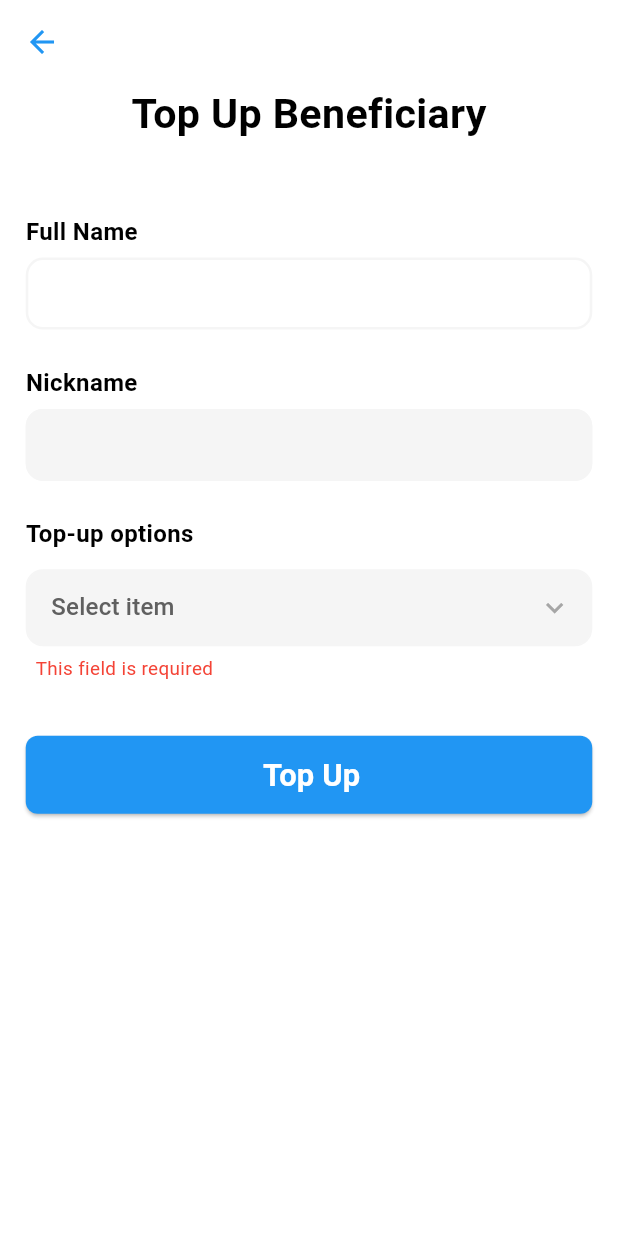
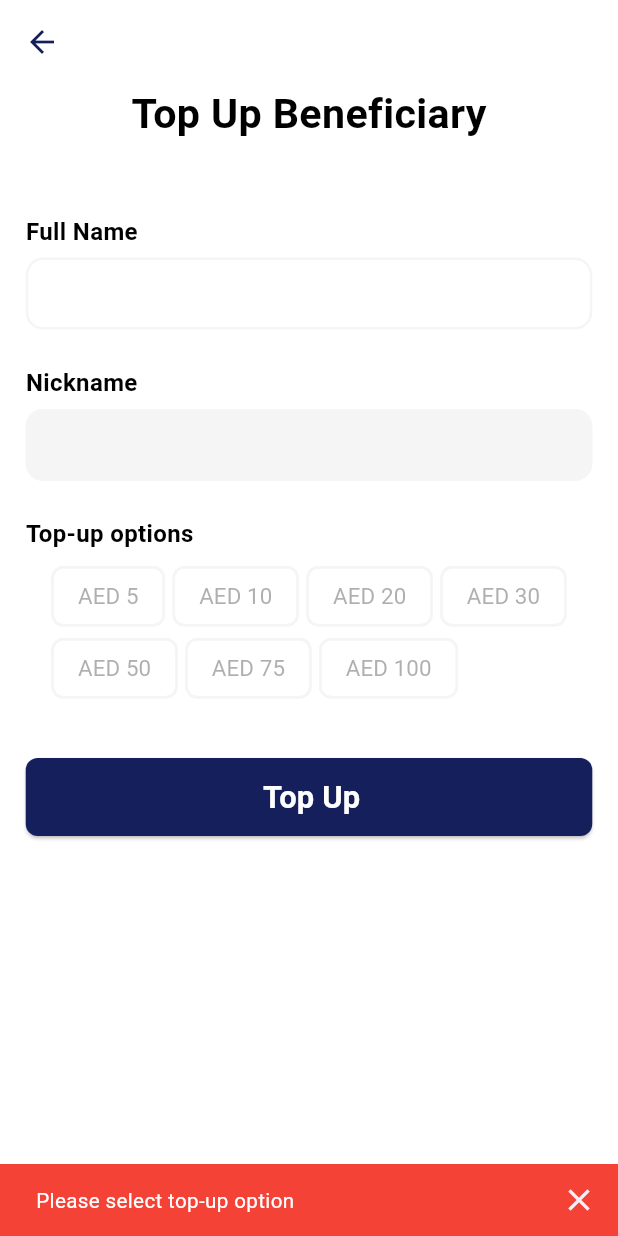
Before and after one commit to tjava/top-up-test, a Flutter app: the TopUpPage screen opened directly with empty values, after a tap on "Top Up", on a phone screen of 412 x 824 dp. Run offline on Flutter 3.47's test engine with Material 3 defaults, Android fonts, the phone set to English and light mode, and no system bars; our stand-ins replace auto_route, bloc, dartz, equatable, flutter_bloc, flutter_screenutil and 3 more; accounts and stored records are empty.

Commit message:
small update

```diff
--- a/lib/core/constants/colors_constant.dart
+++ b/lib/core/constants/colors_constant.dart
@@ -7,4 +7,4 @@ const lightGrey = Color(0xFFA6A6A6);
 const deepGrey = Color(0xFF606060);
 const green = Color(0xFF00c056);
 const red = Colors.red;
-const blue = Colors.blue;
+const blue = Color.fromRGBO(20, 31, 91, 1.0);
--- a/lib/features/home/presentation/cubits/create_transaction/create_transaction_cubit.dart
+++ b/lib/features/home/presentation/cubits/create_transaction/create_transaction_cubit.dart
@@ -25,7 +25,7 @@ class CreateTransactionCubit extends Cubit<CreateTransactionState> {
     emit(const Loading());
 
     if ((int.parse(extractAmount(transactionEntity.topUpOption)) + cherges) > currentBalance) {
-      emit(const Error('insufficient funds'));
+      emit(const Error('Insufficient funds'));
       return;
     }
     final result = await createTransactionUsecase(transactionEntity);
--- a/lib/features/home/presentation/pages/top_up_page.dart
+++ b/lib/features/home/presentation/pages/top_up_page.dart
@@ -7,12 +7,12 @@ import 'package:top_up_test/core/utils/context_extension.dart';
 import 'package:top_up_test/core/utils/snack_bar.dart';
 import 'package:top_up_test/core/utils/uuid_generator.dart';
 import 'package:top_up_test/core/widgets/column_sized_box.dart';
-import 'package:top_up_test/core/widgets/drop_down_form.dart';
 import 'package:top_up_test/core/widgets/generic_button.dart';
 import 'package:top_up_test/core/widgets/generic_text.dart';
 import 'package:top_up_test/core/widgets/generic_text_form_field.dart';
 import 'package:top_up_test/features/home/domain/entities/transaction_entity.dart';
 import 'package:top_up_test/features/home/presentation/cubits/create_transaction/create_transaction_cubit.dart';
+import 'package:top_up_test/features/home/presentation/widgets/top_up_options.dart';
 import 'package:top_up_test/features/user/domain/entities/user_entity.dart';
 import 'package:top_up_test/locator/locate.dart';
 
@@ -34,15 +34,15 @@ class _TopUpPageState extends State<TopUpPage> {
   late GlobalKey<FormState> _formKey;
   late FocusScopeNode _focusNode;
 
-  final List<DropDownItem> _topUpOptions = const [
-    DropDownItem(title: 'AED 5'),
-    DropDownItem(title: 'AED 10'),
-    DropDownItem(title: 'AED 20'),
-    DropDownItem(title: 'AED 30'),
-    DropDownItem(title: 'AED 50'),
-    DropDownItem(title: 'AED 75'),
-    DropDownItem(title: 'AED 100'),
-  ];
+  // final List<DropDownItem> _topUpOptions = const [
+  //   DropDownItem(title: 'AED 5'),
+  //   DropDownItem(title: 'AED 10'),
+  //   DropDownItem(title: 'AED 20'),
+  //   DropDownItem(title: 'AED 30'),
+  //   DropDownItem(title: 'AED 50'),
+  //   DropDownItem(title: 'AED 75'),
+  //   DropDownItem(title: 'AED 100'),
+  // ];
   String? _topUpValue;
 
   @override
@@ -112,12 +112,12 @@ class _TopUpPageState extends State<TopUpPage> {
                             weight: FontWeight.w700,
                           ),
                           ColumnSizedBox(40.h),
-                          Column(
-                            crossAxisAlignment: CrossAxisAlignment.start,
-                            children: [
-                              const GenericText(
+                          const Align(
+                            alignment: Alignment.centerLeft,
+                            child: GenericText(
                               text: 'Full Name',
                               weight: FontWeight.w700,
+                            ),
                           ),
                           ColumnSizedBox(5.h),
                           GenericTextFormField(
@@ -126,15 +126,13 @@ class _TopUpPageState extends State<TopUpPage> {
                             isBusy: true,
                             inputType: TextInputType.text,
                           ),
-                            ],
-                          ),
                           ColumnSizedBox(20.h),
-                          Column(
-                            crossAxisAlignment: CrossAxisAlignment.start,
-                            children: [
-                              const GenericText(
+                          const Align(
+                            alignment: Alignment.centerLeft,
+                            child: GenericText(
                               text: 'Nickname',
                               weight: FontWeight.w700,
+                            ),
                           ),
                           ColumnSizedBox(5.h),
                           GenericTextFormField(
@@ -143,27 +141,29 @@ class _TopUpPageState extends State<TopUpPage> {
                             isBusy: true,
                             inputType: TextInputType.text,
                           ),
-                            ],
-                          ),
                           ColumnSizedBox(20.h),
-                          Column(
-                            crossAxisAlignment: CrossAxisAlignment.start,
-                            children: [
-                              const GenericText(
+                          const Align(
+                            alignment: Alignment.centerLeft,
+                            child: GenericText(
                               text: 'Top-up options',
                               weight: FontWeight.w700,
                             ),
+                          ),
                           ColumnSizedBox(5.h),
-                              DropDownForm(
-                                items: _topUpOptions,
-                                selected:
-                                    _topUpValue == null ? null : DropDownItem(title: _topUpValue!),
-                                onChange: (String value) {
-                                  _topUpValue = value;
+                          // DropDownForm(
+                          //   items: _topUpOptions,
+                          //   selected:
+                          //       _topUpValue == null ? null : DropDownItem(title: _topUpValue!),
+                          //   onChange: (String value) {
+                          //     _topUpValue = value;
+                          //     setState(() {});
+                          //   },
+                          // ),
+                          TopUpOptions(
+                            onChange: (option) {
+                              _topUpValue = option;
                               setState(() {});
                             },
-                              ),
-                            ],
                           ),
                           ColumnSizedBox(30.h),
                           GenericButton(
@@ -178,9 +178,16 @@ class _TopUpPageState extends State<TopUpPage> {
                             isBusy: state is Loading ? true : false,
                             fulCurve: false,
                             onClick: () async {
-                              if (_formKey.currentState?.validate() ?? false) {
-                                _focusNode.unfocus();
-                                if (_topUpValue == null || _topUpValue == '') return;
+                              if (_topUpValue == null || _topUpValue == '') {
+                                ScaffoldMessenger.of(context).showSnackBar(
+                                  showSnackBar(
+                                    context: context,
+                                    message: 'Please select top-up option',
+                                    color: red,
+                                  ),
+                                );
+                                return;
+                              }
                               _createTransactionCubit.createTransaction(
                                 transactionEntity: TransactionEntity(
                                   uuid: generateUuid(),
@@ -190,7 +197,6 @@ class _TopUpPageState extends State<TopUpPage> {
                                 ),
                                 currentBalance: context.currentUser!.accountBalance,
                               );
-                              }
                             },
                           ),
                           ColumnSizedBox(20.h),
--- a/lib/features/home/presentation/widgets/recharge_card.dart
+++ b/lib/features/home/presentation/widgets/recharge_card.dart
@@ -1,6 +1,5 @@
 import 'package:auto_route/auto_route.dart';
 import 'package:flutter/material.dart';
-import 'package:flutter/widgets.dart';
 import 'package:flutter_screenutil/flutter_screenutil.dart';
 import 'package:top_up_test/core/constants/colors_constant.dart';
 import 'package:top_up_test/core/widgets/generic_text.dart';
@@ -67,8 +66,16 @@ class RechargeCard extends StatelessWidget {
               padding: const EdgeInsets.all(5),
               alignment: Alignment.center,
               decoration: BoxDecoration(
-                color: blue,
+                // color: blue,
                 borderRadius: BorderRadius.circular(30.r),
+                gradient: const LinearGradient(
+                  colors: [
+                    blue,
+                    Colors.lightBlueAccent,
+                  ],
+                  begin: Alignment.topCenter,
+                  end: Alignment.bottomCenter,
+                ),
               ),
               child: GenericText(
                 text: 'Recharge now',
--- /dev/null
+++ b/lib/features/home/presentation/widgets/top_up_options.dart
@@ -0,0 +1,56 @@
+import 'package:flutter/material.dart';
+import 'package:flutter_screenutil/flutter_screenutil.dart';
+import 'package:top_up_test/core/constants/colors_constant.dart';
+import 'package:top_up_test/core/widgets/generic_text.dart';
+
+class TopUpOptions extends StatefulWidget {
+  final Function(String?) onChange;
+  const TopUpOptions({super.key, required this.onChange});
+
+  @override
+  State<TopUpOptions> createState() => _TopUpOptionsState();
+}
+
+class _TopUpOptionsState extends State<TopUpOptions> {
+  String? _selectedOption;
+
+  List<String> topUpOptions = const [
+    'AED 5',
+    'AED 10',
+    'AED 20',
+    'AED 30',
+    'AED 50',
+    'AED 75',
+    'AED 100',
+  ];
+
+  @override
+  Widget build(BuildContext context) {
+    return Wrap(
+      spacing: 5.0,
+      runSpacing: 0,
+      children: topUpOptions.map((option) {
+        return FilterChip(
+          backgroundColor: white,
+          selectedColor: white,
+          checkmarkColor: blue,
+          side: BorderSide(
+            color: _selectedOption == option ? blue : grey,
+            width: 1.4.h,
+          ),
+          label: GenericText(
+            text: option,
+            size: 13.sp,
+            color: _selectedOption == option ? blue : deepGrey.withOpacity(.5),
+          ),
+          selected: _selectedOption == option,
+          onSelected: (bool selected) {
+            _selectedOption = selected ? option : null;
+            widget.onChange(_selectedOption);
+            setState(() {});
+          },
+        );
+      }).toList(),
+    );
+  }
+}
--- a/lib/features/home/presentation/widgets/user_account.dart
+++ b/lib/features/home/presentation/widgets/user_account.dart
@@ -33,10 +33,21 @@ class UserAccount extends StatelessWidget {
                               weight: FontWeight.w600,
                               color: blue,
                             ),
-                            GenericText(
-                              text: '${state.userEntity.firstName} ${state.userEntity.lastName}',
-                              size: 14.sp,
-                              color: blue,
+                            Row(
+                              children: [
+                                GenericText(
+                                  text:
+                                      '${state.userEntity.firstName} ${state.userEntity.lastName}',
+                                  size: 14.sp,
+                                  color: blue,
+                                ),
+                                RowSizedBox(6.w),
+                                Icon(
+                                  Icons.verified_outlined,
+                                  size: 16.sp,
+                                  color: blue,
+                                ),
+                              ],
                             ),
                           ],
                         ),
@@ -52,6 +63,7 @@ class UserAccount extends StatelessWidget {
                     GenericText(
                       text: 'Account Balance',
                       size: 14.sp,
+                      color: deepGrey,
                     ),
                     GenericText(
                       text: state.userEntity.accountBalance.toString(),
```
Lines whose indentation alone changed are shown as unchanged.
